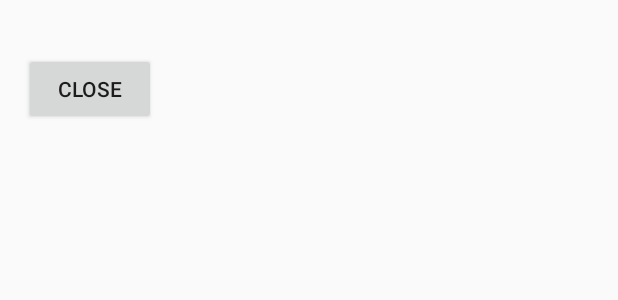
After one commit to dhp9212/CPL-20162-Team3, an Android app: the layout activity_device_list.xml on its own in the app's theme, with its tools: preview values and no code run, on a phone screen of 412 x 824 dp. The commit adds this screen. Shown: the top 300 px of the screen. Run offline under Robolectric (Android 15) with nearby library versions, the phone set to English and light mode, and no system bars.

Commit message:
블루투스 테스트2
창모드(?) 구현

```diff
--- /dev/null
+++ b/BluetoothTest/app/src/main/res/layout/activity_device_list.xml
@@ -0,0 +1,26 @@
+<?xml version="1.0" encoding="utf-8"?>
+<RelativeLayout xmlns:android="http://schemas.android.com/apk/res/android"
+    xmlns:tools="http://schemas.android.com/tools"
+    android:id="@+id/activity_device_list"
+    android:layout_width="match_parent"
+    android:layout_height="match_parent"
+    android:paddingBottom="@dimen/activity_vertical_margin"
+    android:paddingLeft="@dimen/activity_horizontal_margin"
+    android:paddingRight="@dimen/activity_horizontal_margin"
+    android:paddingTop="@dimen/activity_vertical_margin"
+    tools:context="kr.soen.bluetoothtest.DeviceList">
+
+    <TextView
+        android:id="@+id/text"
+        android:layout_width="wrap_content"
+        android:layout_height="wrap_content" />
+
+    <Button
+        android:id="@+id/bntClose"
+        android:layout_width="wrap_content"
+        android:layout_height="wrap_content"
+        android:text="close"
+        android:onClick="onClick"
+        android:layout_below="@id/text"/>
+
+</RelativeLayout>
```
Also changed, not shown: BluetoothTest/app/src/main/AndroidManifest.xml (+6 -2 lines), BluetoothTest/app/src/main/java/kr/soen/bluetoothtest/DeviceList.java (added, +62 -0 lines), BluetoothTest/app/src/main/java/kr/soen/bluetoothtest/MainActivity.java (+47 -39 lines), BluetoothTest/app/src/main/res/layout/activity_main.xml (+10 -1 lines), 1 other file.
